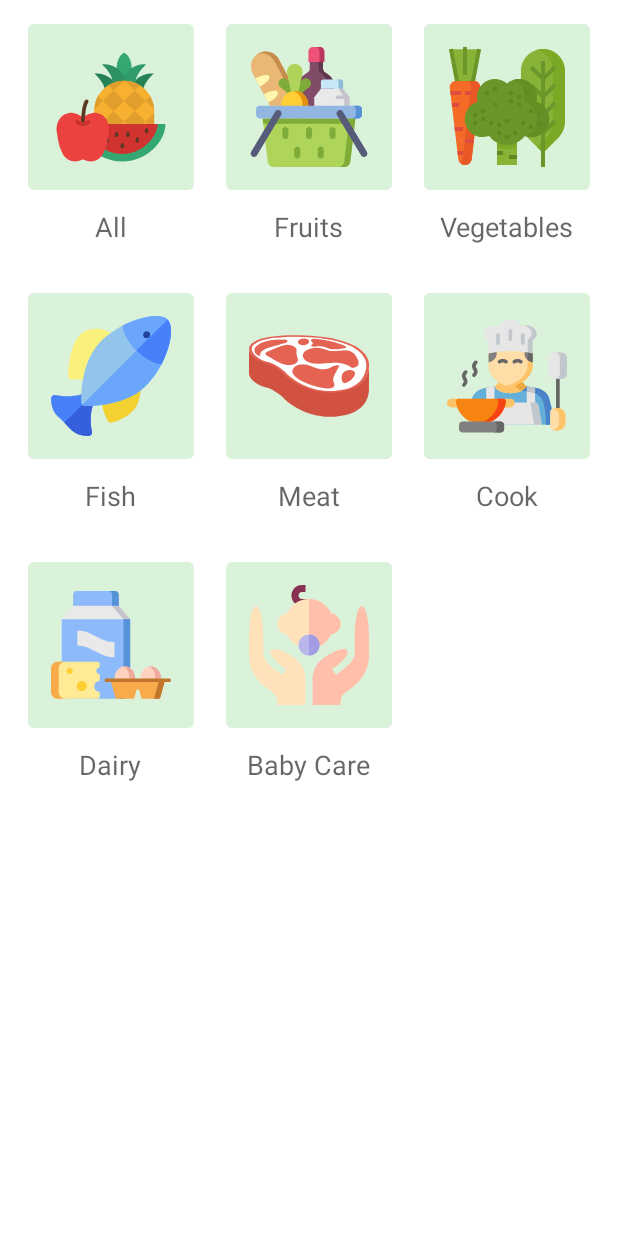
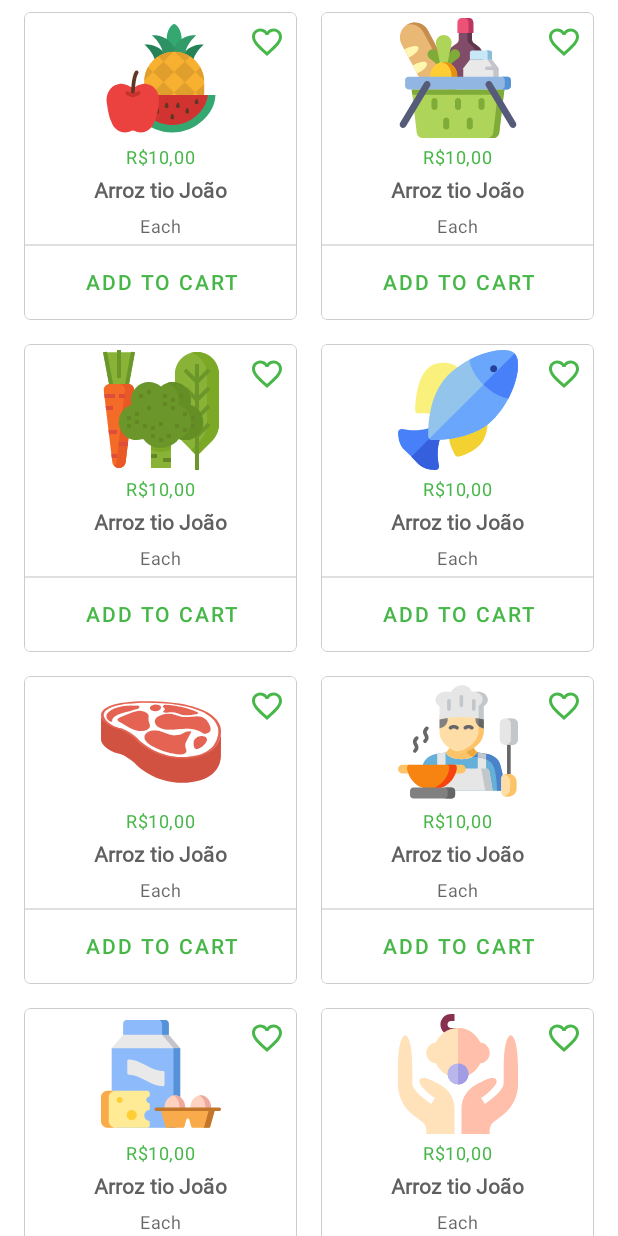
Before and after one commit to anthonylopez15/ecommerce, an Android app: the screen it shows after launch (MainActivity), on a phone screen of 412 x 824 dp. Run offline under Robolectric (Android 15) with nearby library versions, the phone set to English and light mode, and no system bars.

Commit message:
Product cardview

```diff
--- a/app/src/main/java/br/com/anthony/ecommerce/CategoryAdapter.kt
+++ b/app/src/main/java/br/com/anthony/ecommerce/CategoryAdapter.kt
@@ -19,8 +19,8 @@ class CategoryAdapter : RecyclerView.Adapter<CategoryAdapter.ViewHolder>() {
 
     override fun onBindViewHolder(holder: ViewHolder, position: Int) {
         val item = data[position]
-        holder.categoryName.text = item.categoryName
-        holder.categoryImage.setImageResource(
+//        holder.categoryName.text = item.categoryName
+        holder.imageProduct.setImageResource(
             when (item.categoryImage) {
                 2 -> R.drawable.ic_groceries
                 3 -> R.drawable.ic_vegetables
@@ -35,59 +35,19 @@ class CategoryAdapter : RecyclerView.Adapter<CategoryAdapter.ViewHolder>() {
 
     }
 
-
     override fun onCreateViewHolder(parent: ViewGroup, viewType: Int): ViewHolder {
 
         val layoutInflater = LayoutInflater.from(parent.context)
         val view = layoutInflater
-            .inflate(R.layout.categories_item, parent, false)
+            .inflate(R.layout.product_item, parent, false)
 
         return ViewHolder(view)
     }
 
     class ViewHolder(itemView: View) : RecyclerView.ViewHolder(itemView) {
-        val categoryName: TextView = itemView.findViewById(R.id.category_name)
-        val categoryImage: ImageView = itemView.findViewById(R.id.category_image)
+//        val categoryName: TextView = itemView.findViewById(R.id.category_name)
+        val imageProduct: ImageView = itemView.findViewById(R.id.image_product)
     }
 
-    private fun categories(): MutableList<MainActivity.Categories> {
-        return mutableListOf(
-            MainActivity.Categories(
-                categoryName = "All",
-                categoryImage = 1
-            ),
-            MainActivity.Categories(
-                categoryName = "Fruits",
-                categoryImage = 2
-            ),
-            MainActivity.Categories(
-                categoryName = "Vegetables",
-                categoryImage = 3
-            ),
-            MainActivity.Categories(
-                categoryName = "Fish",
-                categoryImage = 4
-            ),
-            MainActivity.Categories(
-                categoryName = "Meat",
-                categoryImage = 5
-            ),
-            MainActivity.Categories(
-                categoryName = "Cook",
-                categoryImage = 6
-            ),
-            MainActivity.Categories(
-                categoryName = "Dairy",
-                categoryImage = 7
-            ),
-            MainActivity.Categories(
-                categoryName = "Baby Care",
-                categoryImage = 8
-            )
-
-
-        )
-
-    }
 
 }
--- a/app/src/main/java/br/com/anthony/ecommerce/MainActivity.kt
+++ b/app/src/main/java/br/com/anthony/ecommerce/MainActivity.kt
@@ -19,7 +19,7 @@ class MainActivity : AppCompatActivity() {
         super.onCreate(savedInstanceState)
         setContentView(R.layout.fragment_categories)
 
-        viewManager = GridLayoutManager(this, 3)
+        viewManager = GridLayoutManager(this, 2)
         viewAdapter = CategoryAdapter()
 
         recyclerView = findViewById(R.id.categories_list)
--- /dev/null
+++ b/app/src/main/java/br/com/anthony/ecommerce/Util.kt
@@ -0,0 +1,14 @@
+package br.com.anthony.ecommerce
+
+fun categories(): MutableList<MainActivity.Categories> {
+    return mutableListOf(
+        MainActivity.Categories(categoryName = "All", categoryImage = 1),
+        MainActivity.Categories(categoryName = "Fruits", categoryImage = 2),
+        MainActivity.Categories(categoryName = "Vegetables", categoryImage = 3),
+        MainActivity.Categories(categoryName = "Fish", categoryImage = 4),
+        MainActivity.Categories(categoryName = "Meat", categoryImage = 5),
+        MainActivity.Categories(categoryName = "Cook", categoryImage = 6),
+        MainActivity.Categories(categoryName = "Dairy", categoryImage = 7),
+        MainActivity.Categories(categoryName = "Baby Care", categoryImage = 8))
+
+}
--- /dev/null
+++ b/app/src/main/res/drawable/ic_add.xml
@@ -0,0 +1,5 @@
+<vector android:height="24dp" android:tint="#48B749"
+    android:viewportHeight="24" android:viewportWidth="24"
+    android:width="24dp" xmlns:android="http://schemas.android.com/apk/res/android">
+    <path android:fillColor="@android:color/white" android:pathData="M19,13h-6v6h-2v-6H5v-2h6V5h2v6h6v2z"/>
+</vector>
--- /dev/null
+++ b/app/src/main/res/drawable/ic_favorite.xml
@@ -0,0 +1,5 @@
+<vector android:height="24dp" android:tint="#48B749"
+    android:viewportHeight="24" android:viewportWidth="24"
+    android:width="24dp" xmlns:android="http://schemas.android.com/apk/res/android">
+    <path android:fillColor="#48b749" android:pathData="M12,21.35l-1.45,-1.32C5.4,15.36 2,12.28 2,8.5 2,5.42 4.42,3 7.5,3c1.74,0 3.41,0.81 4.5,2.09C13.09,3.81 14.76,3 16.5,3 19.58,3 22,5.42 22,8.5c0,3.78 -3.4,6.86 -8.55,11.54L12,21.35z"/>
+</vector>
--- /dev/null
+++ b/app/src/main/res/drawable/ic_favorite_border.xml
@@ -0,0 +1,5 @@
+<vector android:height="24dp" android:tint="#48B749"
+    android:viewportHeight="24" android:viewportWidth="24"
+    android:width="24dp" xmlns:android="http://schemas.android.com/apk/res/android">
+    <path android:fillColor="@android:color/white" android:pathData="M16.5,3c-1.74,0 -3.41,0.81 -4.5,2.09C10.91,3.81 9.24,3 7.5,3 4.42,3 2,5.42 2,8.5c0,3.78 3.4,6.86 8.55,11.54L12,21.35l1.45,-1.32C18.6,15.36 22,12.28 22,8.5 22,5.42 19.58,3 16.5,3zM12.1,18.55l-0.1,0.1 -0.1,-0.1C7.14,14.24 4,11.39 4,8.5 4,6.5 5.5,5 7.5,5c1.54,0 3.04,0.99 3.57,2.36h1.87C13.46,5.99 14.96,5 16.5,5c2,0 3.5,1.5 3.5,3.5 0,2.89 -3.14,5.74 -7.9,10.05z"/>
+</vector>
--- /dev/null
+++ b/app/src/main/res/drawable/ic_remove.xml
@@ -0,0 +1,5 @@
+<vector android:height="24dp" android:tint="#48B749"
+    android:viewportHeight="24" android:viewportWidth="24"
+    android:width="24dp" xmlns:android="http://schemas.android.com/apk/res/android">
+    <path android:fillColor="@android:color/white" android:pathData="M19,13H5v-2h14v2z"/>
+</vector>
--- a/app/src/main/res/layout/categories_item.xml
+++ b/app/src/main/res/layout/category_item.xml
@@ -8,7 +8,7 @@
 
     <ImageButton
         android:id="@+id/category_image"
-        style="@style/CategoriesDimension"
+        style="@style/ImageButton.Style"
         android:layout_width="wrap_content"
         android:layout_height="wrap_content"
         android:layout_gravity="center"
--- a/app/src/main/res/layout/fragment_categories.xml
+++ b/app/src/main/res/layout/fragment_categories.xml
@@ -17,6 +17,6 @@
         app:layout_constraintEnd_toEndOf="parent"
         app:layout_constraintStart_toStartOf="parent"
         app:layout_constraintTop_toTopOf="parent"
-        app:spanCount="3"
-        tools:listitem="@layout/categories_item" />
+        app:spanCount="2"
+        tools:listitem="@layout/product_item" />
 </androidx.constraintlayout.widget.ConstraintLayout>
--- /dev/null
+++ b/app/src/main/res/layout/product_item.xml
@@ -0,0 +1,221 @@
+<?xml version="1.0" encoding="utf-8"?>
+<LinearLayout xmlns:android="http://schemas.android.com/apk/res/android"
+    xmlns:app="http://schemas.android.com/apk/res-auto"
+    xmlns:tools="http://schemas.android.com/tools"
+    android:layout_width="match_parent"
+    android:layout_height="wrap_content"
+    android:gravity="center"
+    android:orientation="vertical">
+
+
+    <com.google.android.material.card.MaterialCardView
+        android:id="@+id/card"
+        android:layout_width="wrap_content"
+        android:layout_height="wrap_content"
+        android:layout_margin="8dp"
+        app:cardBackgroundColor="@android:color/white"
+        app:cardElevation="0dp"
+        app:layout_constraintTop_toTopOf="parent"
+        app:strokeColor="@color/primaryDarkColor"
+        app:strokeWidth="0.8dp">
+
+        <androidx.constraintlayout.widget.ConstraintLayout
+            android:layout_width="match_parent"
+            android:layout_height="match_parent"
+            android:orientation="vertical">
+
+            <ImageButton
+                android:background="@color/primaryColor"
+                style="@style/ImageButton.Style"
+                android:id="@+id/ic_fav_press"
+                android:layout_width="wrap_content"
+                android:layout_height="wrap_content"
+                android:contentDescription="@string/todo"
+                android:src="@drawable/ic_favorite"
+                android:visibility="invisible"
+                app:layout_constraintEnd_toEndOf="parent"
+                app:layout_constraintTop_toTopOf="parent"
+                app:tintMode="src_atop" />
+
+            <ImageButton
+                android:background="@color/primaryColor"
+                style="@style/ImageButton.Style"
+                android:id="@+id/ic_fav_no_press"
+                android:layout_width="wrap_content"
+                android:layout_height="wrap_content"
+                android:contentDescription="@string/todo"
+                android:src="@drawable/ic_favorite_border"
+                android:visibility="visible"
+                app:layout_constraintEnd_toEndOf="parent"
+                app:layout_constraintTop_toTopOf="parent"
+                app:tintMode="src_atop" />
+
+
+            <ImageView
+                android:id="@+id/image_product"
+                android:layout_width="wrap_content"
+                android:layout_height="wrap_content"
+                android:contentDescription="@string/todo"
+                android:paddingTop="4dp"
+                android:scaleType="centerCrop"
+                app:layout_constraintBottom_toTopOf="@+id/prod_details"
+                app:layout_constraintEnd_toEndOf="parent"
+                app:layout_constraintStart_toStartOf="parent"
+                app:layout_constraintTop_toTopOf="parent"
+                app:srcCompat="@mipmap/arroz_tio_joao" />
+
+            <LinearLayout
+                android:id="@+id/prod_details"
+                android:layout_width="match_parent"
+                android:layout_height="wrap_content"
+                android:orientation="vertical"
+                app:layout_constraintBottom_toTopOf="@id/divider"
+                app:layout_constraintEnd_toEndOf="parent"
+                app:layout_constraintStart_toStartOf="parent"
+                app:layout_constraintTop_toBottomOf="@+id/image_product">
+
+                <TextView
+                    android:layout_width="match_parent"
+                    android:layout_height="wrap_content"
+                    android:layout_marginTop="4dp"
+                    android:layout_marginBottom="2dp"
+                    android:text="R$10,00"
+                    android:textAlignment="center"
+                    android:textAppearance="@style/TextAppearance.MaterialComponents.Caption"
+                    android:textColor="?attr/colorAccent"
+                    android:textColorHint="@color/secondaryColor" />
+
+                <TextView
+                    android:layout_width="match_parent"
+                    android:layout_height="wrap_content"
+                    android:layout_marginTop="2dp"
+                    android:layout_marginBottom="2dp"
+                    android:fontFamily="@font/roboto"
+                    android:text="Arroz tio João"
+                    android:textAlignment="center"
+                    android:textAppearance="@style/TextAppearance.MaterialComponents.Subtitle2"
+                    android:textColor="@color/primaryTextColor"
+                    android:textStyle="bold" />
+
+                <TextView
+                    android:layout_width="match_parent"
+                    android:layout_height="wrap_content"
+                    android:layout_marginTop="4dp"
+                    android:layout_marginBottom="4dp"
+                    android:text="@string/each"
+                    android:textAlignment="center"
+                    android:textAppearance="@style/TextAppearance.MaterialComponents.Caption"
+                    android:textColor="?android:attr/textColorSecondary" />
+
+            </LinearLayout>
+
+            <View
+                android:id="@+id/divider"
+                android:layout_width="match_parent"
+                android:layout_height="1dp"
+                android:background="?android:attr/listDivider"
+                app:layout_constraintBottom_toTopOf="@id/buttons"
+                app:layout_constraintEnd_toEndOf="parent"
+                app:layout_constraintStart_toStartOf="parent"
+                app:layout_constraintTop_toBottomOf="@id/prod_details" />
+
+            <com.google.android.material.button.MaterialButton
+                android:id="@+id/buttons"
+                style="@style/Widget.MaterialComponents.Button.TextButton"
+                android:layout_width="wrap_content"
+                android:layout_height="wrap_content"
+                android:text="@string/add_to_cart"
+                android:textColor="@color/secondaryColor"
+                app:layout_constraintBottom_toBottomOf="parent"
+                app:layout_constraintEnd_toEndOf="parent"
+                app:layout_constraintStart_toStartOf="parent"
+                app:layout_constraintTop_toBottomOf="@id/prod_details"
+                app:rippleColor="@color/primaryDarkColor" />
+
+            <!--<androidx.constraintlayout.widget.ConstraintLayout
+                android:id="@+id/buttons"
+                android:layout_width="0dp"
+                android:layout_height="wrap_content"
+                android:orientation="horizontal"
+                app:layout_constraintBottom_toBottomOf="parent"
+                app:layout_constraintEnd_toEndOf="parent"
+                app:layout_constraintStart_toStartOf="parent"
+                app:layout_constraintTop_toBottomOf="@id/divider">
+
+                <ImageButton
+                    android:id="@+id/btn_remove"
+                    android:layout_width="0dp"
+                    style="@style/ImageButton.Style"
+                    android:background="@color/primaryColor"
+                    android:layout_height="wrap_content"
+                    android:layout_gravity="center"
+                    android:contentDescription="@string/todo"
+                    android:gravity="center_horizontal"
+                    android:src="@drawable/ic_remove"
+                    app:layout_constraintBottom_toBottomOf="parent"
+                    app:layout_constraintEnd_toStartOf="@+id/tv_quantity"
+                    app:layout_constraintStart_toStartOf="parent"
+                    app:layout_constraintTop_toTopOf="parent"
+                    app:layout_constraintWidth_percent="0.2" />
+
+                <View
+                    android:id="@+id/divider4"
+                    android:layout_width="1dp"
+                    android:layout_height="0dp"
+                    android:background="?android:attr/listDivider"
+                    app:layout_constraintBottom_toBottomOf="parent"
+                    app:layout_constraintEnd_toStartOf="@id/tv_quantity"
+                    app:layout_constraintStart_toEndOf="@id/btn_remove"
+                    app:layout_constraintTop_toTopOf="@id/btn_remove" />
+
+
+                <TextView
+                    android:id="@+id/tv_quantity"
+                    android:layout_width="0dp"
+                    android:layout_height="wrap_content"
+                    android:layout_gravity="center"
+                    android:gravity="center_horizontal"
+                    android:text="3"
+                    android:textAlignment="gravity"
+                    android:textAppearance="@style/TextAppearance.AppCompat.Medium"
+                    android:textColor="@color/colorAccent"
+                    app:layout_constraintBottom_toBottomOf="parent"
+                    app:layout_constraintEnd_toStartOf="@+id/btn_add"
+                    app:layout_constraintStart_toEndOf="@+id/btn_remove"
+                    app:layout_constraintTop_toTopOf="@id/btn_remove" />
+
+                <View
+                    android:id="@+id/divider5"
+                    android:layout_width="1dp"
+                    android:layout_height="0dp"
+                    android:background="?android:attr/listDivider"
+                    app:layout_constraintBottom_toBottomOf="parent"
+                    app:layout_constraintEnd_toStartOf="@id/btn_add"
+                    app:layout_constraintStart_toEndOf="@id/tv_quantity"
+                    app:layout_constraintTop_toTopOf="@id/btn_remove" />
+
+                <ImageButton
+                    android:id="@+id/btn_add"
+                    android:layout_width="0dp"
+                    style="@style/ImageButton.Style"
+                    android:background="@color/primaryColor"
+                    android:layout_height="wrap_content"
+                    android:layout_gravity="center"
+                    android:contentDescription="@string/todo"
+                    android:gravity="center_horizontal"
+                    android:src="@drawable/ic_add"
+                    app:layout_constraintBottom_toBottomOf="parent"
+                    app:layout_constraintEnd_toEndOf="parent"
+                    app:layout_constraintStart_toEndOf="@+id/tv_quantity"
+                    app:layout_constraintTop_toTopOf="@id/btn_remove"
+                    app:layout_constraintWidth_percent="0.2" />
+
+
+            </androidx.constraintlayout.widget.ConstraintLayout>-->
+
+
+        </androidx.constraintlayout.widget.ConstraintLayout>
+
+    </com.google.android.material.card.MaterialCardView>
+
+</LinearLayout>
--- a/app/src/main/res/values/strings.xml
+++ b/app/src/main/res/values/strings.xml
@@ -15,4 +15,7 @@
     <string name="already_have_on_account">Already have on account?</string>
     <string name="image_facebook">Image Facebook</string>
     <string name="categories_images">Categories Images</string>
+    <string name="todo">TODO</string>
+    <string name="add_to_cart">Add to cart</string>
+    <string name="each">Each</string>
 </resources>
--- a/app/src/main/res/values/styles.xml
+++ b/app/src/main/res/values/styles.xml
@@ -84,8 +84,8 @@
         <item name="android:theme">@style/StyledFabTheme</item>
     </style>
 
-    <style name="CategoriesDimension" parent="">
-        <item name="android:padding">15dp</item>
+    <style name="ImageButton.Style" parent="">
+        <item name="android:padding">8dp</item>
         <item name="android:foreground">?attr/selectableItemBackgroundBorderless</item>
     </style>
 
```
Also changed, not shown: app/src/main/res/mipmap-xhdpi/arroz_tio_joao.png (added).
